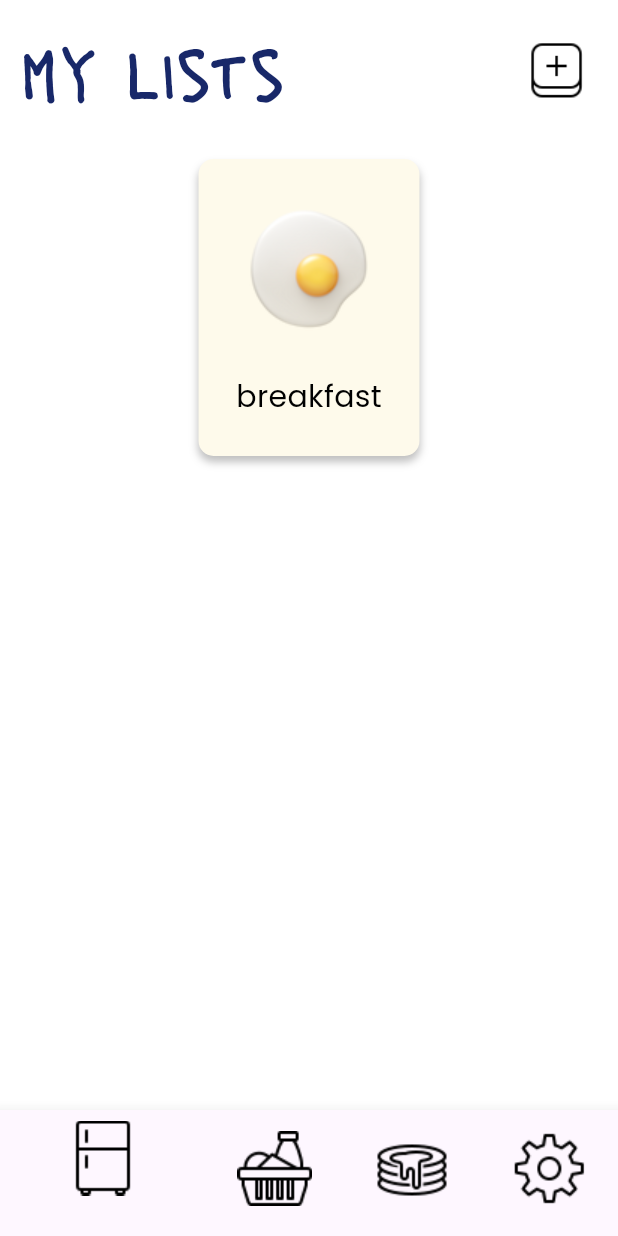
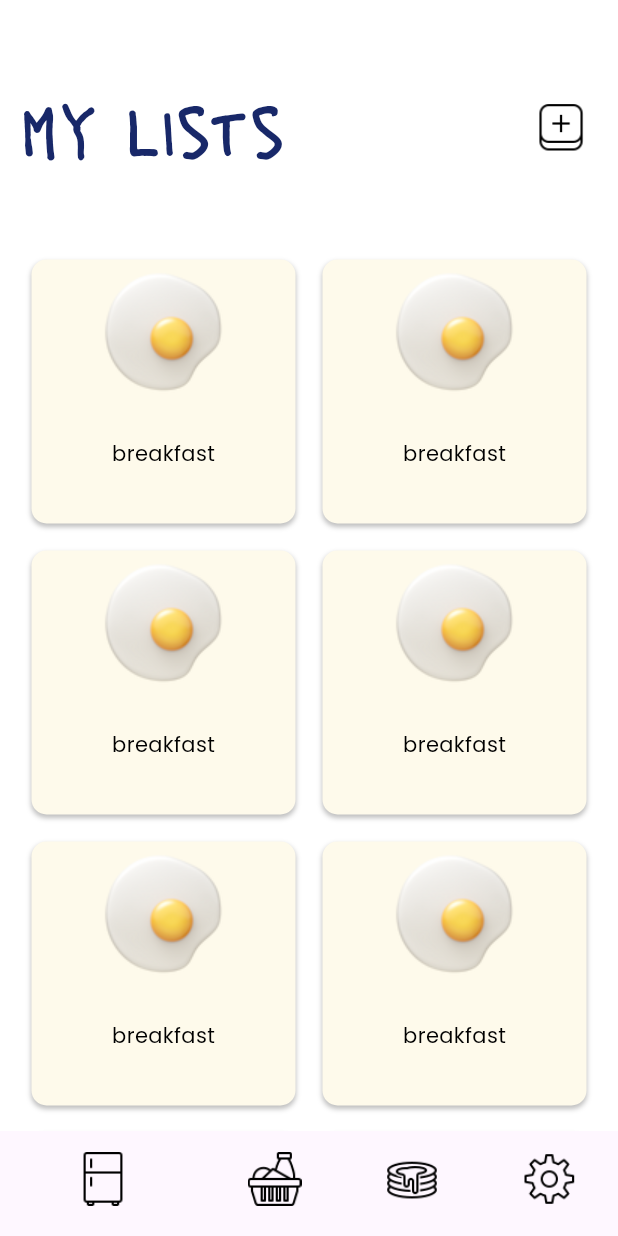
Before and after one commit to 1psrishti/Glocery, a Flutter app: the screen it shows after launch, on a phone screen of 412 x 824 dp. Run offline on Flutter 3.47's test engine with Material 3 defaults, Android fonts, the phone set to English and light mode, and no system bars.

Commit message:
added bottomNavigationBar

```diff
--- a/lib/constants.dart
+++ b/lib/constants.dart
@@ -1,7 +1,8 @@
 import "package:flutter/material.dart";
 
 const Color backgroundColor = Color(0xffFFFFFF);
+const Color popUpColor = Color(0xffD0D5EA);
 const Color titleColor = Color(0xff182869);
 const Color textColor = Color(0xff000000);
 
-const double size = 42.0;
+const double size = 36.0;
--- a/lib/main.dart
+++ b/lib/main.dart
@@ -1,5 +1,5 @@
 import 'package:flutter/material.dart';
-import 'package:glocery/screens/homescreen.dart';
+import 'package:glocery/pages/home_page.dart';
 
 void main() {
   runApp(const MyApp());
@@ -12,13 +12,20 @@ class MyApp extends StatelessWidget {
   @override
   Widget build(BuildContext context) {
     return MaterialApp(
+      //TODO: Banner ???
+      debugShowCheckedModeBanner: false,
       theme: ThemeData(
         colorScheme: ColorScheme.fromSeed(seedColor: Colors.deepPurple),
         useMaterial3: true,
       ),
-      home: const HomeScreen(),
+      home: const HomePage(),
     );
   }
 }
 
-//TODO: Remove hardcoded values
+//TODO: Complete all todos
+//TODO: Reformat code
+//TODO: Remove hardcoded values,
+//TODO: Encapsulate widgets
+//TODO: Add comments wherever
+//TODO: Add icon
--- /dev/null
+++ b/lib/pages/basket_page.dart
@@ -0,0 +1,15 @@
+import 'package:flutter/material.dart';
+
+class BasketPage extends StatefulWidget {
+  const BasketPage({Key? key}) : super(key: key);
+
+  @override
+  State<BasketPage> createState() => _BasketPageState();
+}
+
+class _BasketPageState extends State<BasketPage> {
+  @override
+  Widget build(BuildContext context) {
+    return const Placeholder();
+  }
+}
--- /dev/null
+++ b/lib/pages/home_page.dart
@@ -0,0 +1,72 @@
+import 'package:flutter/material.dart';
+import 'package:glocery/constants.dart';
+import 'package:glocery/pages/basket_page.dart';
+import 'package:glocery/pages/list_page.dart';
+import 'package:glocery/pages/recipe_page.dart';
+import 'package:glocery/pages/settings_page.dart';
+
+class HomePage extends StatefulWidget {
+  const HomePage({Key? key}) : super(key: key);
+
+  @override
+  State<HomePage> createState() => _HomePageState();
+}
+
+class _HomePageState extends State<HomePage> {
+  int _currentIndex = 0;
+  final List<Widget> _screens = const [
+    ListPage(),
+    BasketPage(),
+    RecipePage(),
+    SettingsPage(),
+  ];
+
+  @override
+  Widget build(BuildContext context) {
+    return Scaffold(
+      body: _screens[_currentIndex],
+      bottomNavigationBar: BottomNavigationBar(
+        elevation: 0,
+        backgroundColor: backgroundColor,
+        showSelectedLabels: false,
+        showUnselectedLabels: false,
+        currentIndex: _currentIndex,
+        onTap: (index) {
+          setState(() {
+            _currentIndex = index;
+          });
+        },
+        items: [
+          BottomNavigationBarItem(
+              icon: Image.asset(
+                "assets/images/fridge-50.png",
+                height: size,
+                width: size,
+              ),
+              label: "Lists"),
+          BottomNavigationBarItem(
+              icon: Image.asset(
+                "assets/images/ingredients-50.png",
+                height: size,
+                width: size,
+              ),
+              label: "Basket"),
+          BottomNavigationBarItem(
+              icon: Image.asset(
+                "assets/images/pancake-stack-50.png",
+                height: size,
+                width: size,
+              ),
+              label: "Recipes"),
+          BottomNavigationBarItem(
+              icon: Image.asset(
+                "assets/images/settings-50.png",
+                height: size,
+                width: size,
+              ),
+              label: "Settings"),
+        ],
+      ),
+    );
+  }
+}
--- /dev/null
+++ b/lib/pages/list_page.dart
@@ -0,0 +1,43 @@
+import 'package:flutter/material.dart';
+import 'package:glocery/widgets/list_card.dart';
+import 'package:glocery/widgets/title_bar.dart';
+import 'package:glocery/constants.dart';
+
+class ListPage extends StatefulWidget {
+  const ListPage({Key? key}) : super(key: key);
+
+  @override
+  State<ListPage> createState() => _ListPageState();
+}
+
+class _ListPageState extends State<ListPage> {
+  @override
+  Widget build(BuildContext context) {
+    return Scaffold(
+      backgroundColor: backgroundColor,
+      body: SafeArea(
+        minimum: const EdgeInsets.only(top: 50, left: 12, right: 12),
+        child: Column(
+          children: [
+            TitleBar(title: "my lists"),
+            const SizedBox(height: 45),
+            Expanded(
+              child: GridView.builder(
+                  itemCount: 15,
+                  gridDelegate: SliverGridDelegateWithFixedCrossAxisCount(
+                      crossAxisCount: 2),
+                  itemBuilder: (context, index) {
+                    //TODO: Add Hive database
+                    //TODO: Fix card UI
+                    return ListCard(
+                      imageName: "eggs",
+                      cardName: "breakfast",
+                    );
+                  }),
+            ),
+          ],
+        ),
+      ),
+    );
+  }
+}
--- /dev/null
+++ b/lib/pages/recipe_page.dart
@@ -0,0 +1,15 @@
+import 'package:flutter/material.dart';
+
+class RecipePage extends StatefulWidget {
+  const RecipePage({Key? key}) : super(key: key);
+
+  @override
+  State<RecipePage> createState() => _RecipePageState();
+}
+
+class _RecipePageState extends State<RecipePage> {
+  @override
+  Widget build(BuildContext context) {
+    return const Placeholder();
+  }
+}
--- /dev/null
+++ b/lib/pages/settings_page.dart
@@ -0,0 +1,15 @@
+import 'package:flutter/material.dart';
+
+class SettingsPage extends StatefulWidget {
+  const SettingsPage({Key? key}) : super(key: key);
+
+  @override
+  State<SettingsPage> createState() => _SettingsPageState();
+}
+
+class _SettingsPageState extends State<SettingsPage> {
+  @override
+  Widget build(BuildContext context) {
+    return const Placeholder();
+  }
+}
--- a/lib/screens/homescreen.dart
+++ /dev/null
@@ -1,80 +0,0 @@
-import 'package:flutter/material.dart';
-import 'package:glocery/constants.dart';
-
-class HomeScreen extends StatefulWidget {
-  const HomeScreen({Key? key}) : super(key: key);
-
-  @override
-  State<HomeScreen> createState() => _HomeScreenState();
-}
-
-class _HomeScreenState extends State<HomeScreen> {
-  @override
-  Widget build(BuildContext context) {
-    return Scaffold(
-      backgroundColor: backgroundColor,
-      body: SafeArea(
-        minimum: EdgeInsets.all(12),
-        child: Column(
-          children: [
-            //TODO: turn this row into a widget
-            Row(
-              mainAxisAlignment: MainAxisAlignment.spaceBetween,
-              children: [
-                const Text(
-                  "my lists",
-                  style: TextStyle(
-                    color: titleColor,
-                    fontSize: 48,
-                    fontFamily: 'Lacquer',
-                  ),
-                ),
-                IconButton(
-                  onPressed: (){},
-                  icon: Image.asset("assets/images/plus-50.png", height: size, width: size,),
-                ),
-              ],
-            ),
-            const SizedBox(height: 25),
-            Container(
-              padding: EdgeInsets.all(25),
-              decoration: BoxDecoration(
-                color: Color(0xffFEFAEB),
-                borderRadius: BorderRadius.all(Radius.circular(10)),
-                boxShadow: [
-                  BoxShadow(
-                    color: Colors.black.withOpacity(0.25),
-                    blurRadius: 4,
-                    offset: Offset(0,4),
-                  ),
-                ]
-              ),
-              child: Column(
-                children: [
-                  Image.asset("assets/images/eggs-94.png", height: 94, width: 94,),
-                  SizedBox(height: 25),
-                  Text(
-                    "breakfast",
-                    style: TextStyle(
-                      color: textColor,
-                      fontSize: 20,
-                      fontFamily: 'Poppins'
-                    ),
-                  ),
-                ],
-              ),
-            ),
-          ],
-        ),
-      ),
-      bottomNavigationBar: BottomNavigationBar(
-        items: [
-          BottomNavigationBarItem(icon: Image.asset("assets/images/fridge-50.png"), label: "Lists"),
-          BottomNavigationBarItem(icon: Image.asset("assets/images/ingredients-50.png"), label: "Basket"),
-          BottomNavigationBarItem(icon: Image.asset("assets/images/pancake-stack-50.png"), label: "Recipes"),
-          BottomNavigationBarItem(icon: Image.asset("assets/images/settings-50.png"), label: "Settings"),
-        ],
-      ),
-    );
-  }
-}
--- /dev/null
+++ b/lib/widgets/list_card.dart
@@ -0,0 +1,48 @@
+import 'package:flutter/material.dart';
+import 'package:glocery/constants.dart';
+
+//TODO: wtf is this?
+class ListCard extends StatelessWidget {
+  String imageName;
+  String cardName;
+
+  ListCard({
+    required this.imageName,
+    required this.cardName,
+    Key? key,
+  }) : super(key: key);
+
+  @override
+  Widget build(BuildContext context) {
+    return Container(
+      margin: EdgeInsets.all(9),
+      // padding: EdgeInsets.symmetric(vertical: 50, horizontal: 12),
+      decoration: BoxDecoration(
+          color: Color(0xffFEFAEB),
+          borderRadius: BorderRadius.all(Radius.circular(10)),
+          boxShadow: [
+            BoxShadow(
+              color: Colors.black.withOpacity(0.25),
+              blurRadius: 2,
+              offset: const Offset(0,2),
+            ),
+          ]
+      ),
+      child: Column(
+        // mainAxisSize: MainAxisSize.min,
+        children: [
+          Image.asset("assets/images/$imageName-94.png",height: 94, width: 94,),
+          SizedBox(height: 25),
+          Text(
+            cardName,
+            style: TextStyle(
+                color: textColor,
+                // fontSize: 20,
+                fontFamily: 'Poppins'
+            ),
+          ),
+        ],
+      ),
+    );
+  }
+}
--- /dev/null
+++ b/lib/widgets/title_bar.dart
@@ -0,0 +1,34 @@
+import 'package:flutter/material.dart';
+import 'package:glocery/constants.dart';
+
+//TODO: also this?
+class TitleBar extends StatelessWidget {
+  String title;
+
+  TitleBar({required this.title, Key? key}) : super(key: key);
+
+  @override
+  Widget build(BuildContext context) {
+    return Row(
+      mainAxisAlignment: MainAxisAlignment.spaceBetween,
+      children: [
+        Text(
+          title,
+          style: const TextStyle(
+            color: titleColor,
+            fontSize: 48,
+            fontFamily: 'Lacquer',
+          ),
+        ),
+        IconButton(
+          onPressed: () {},
+          icon: Image.asset(
+            "assets/images/plus-50.png",
+            height: size,
+            width: size,
+          ),
+        ),
+      ],
+    );
+  }
+}
--- a/pubspec.yaml
+++ b/pubspec.yaml
@@ -35,6 +35,7 @@ dependencies:
   # The following adds the Cupertino Icons font to your application.
   # Use with the CupertinoIcons class for iOS style icons.
   cupertino_icons: ^1.0.2
+  curved_navigation_bar:
 
 dev_dependencies:
   flutter_test:
```
Also changed, not shown: pubspec.lock.
